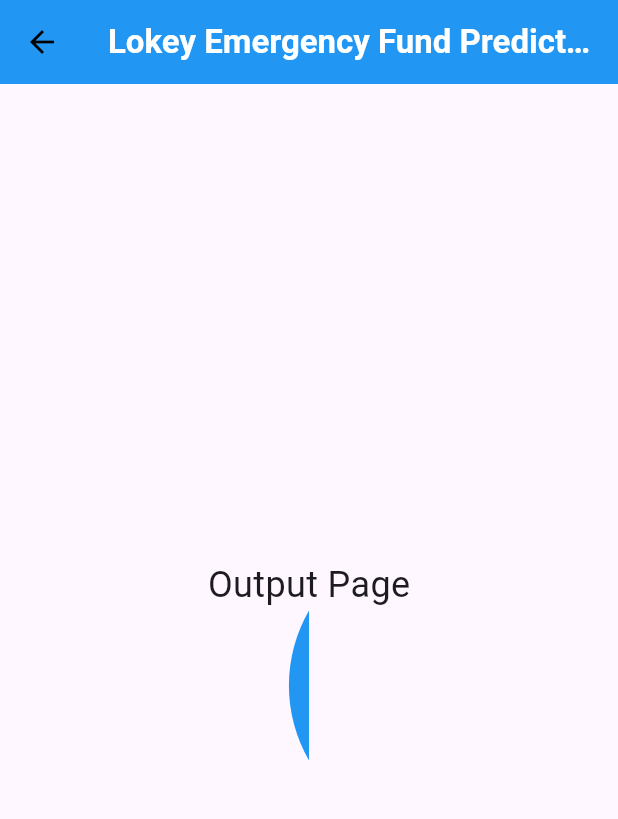
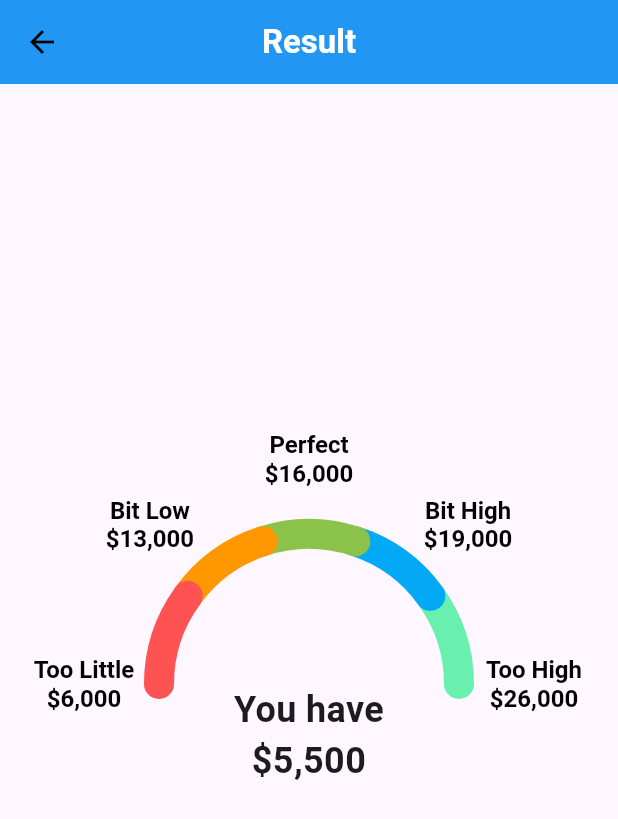
Before and after one commit to MustafaJP/LOKEY, a Flutter app: the screen it shows after launch, after a tap on "Go to output page", on a phone screen of 412 x 824 dp. Shown: the top 819 px of the screen. Run offline on Flutter 3.47's test engine with Material 3 defaults, Android fonts, the phone set to English and light mode, and no system bars.

Commit message:
Added half circle

```diff
--- a/lokey/lib/output_page.dart
+++ b/lokey/lib/output_page.dart
@@ -10,7 +10,7 @@
       appBar: AppBar(
         iconTheme: const IconThemeData(color: Colors.black),
         title: const Text(
-          'Lokey Emergency Fund Predictor',
+          'Result',
           style: TextStyle(color: Colors.white, fontWeight: FontWeight.bold),
         ),
         centerTitle: true,
@@ -20,16 +20,17 @@
         child: Column(
           mainAxisAlignment: MainAxisAlignment.center,
           children: [
-            const Text(
-              'Output Page',
-              style: TextStyle(fontSize: 24),
-            ),
             Container(
               width: 200,
               height: 100,
               child: CustomPaint(
                 painter: HalfCirclePainter(),
               ),
+            ),
+            const Text(
+              'You have\n\$5,500',
+              style: TextStyle(fontWeight: FontWeight.bold, fontSize: 24),
+              textAlign: TextAlign.center,
             )
           ],
         ),
--- a/lokey/lib/widget/half_wheel.dart
+++ b/lokey/lib/widget/half_wheel.dart
@@ -1,22 +1,90 @@
+import 'dart:math' as math;
 import 'package:flutter/material.dart';
 
 class HalfCirclePainter extends CustomPainter {
   @override
   void paint(Canvas canvas, Size size) {
-    final paint = Paint()
-      ..color = Colors.blue
-      ..style = PaintingStyle.fill;
+    final List<Color> colors = [
+      Colors.greenAccent, // Too Little
+      Colors.lightBlue, // Bit Low
+      Colors.lightGreen, // Perfect
+      Colors.orange, // Bit High
+      Colors.redAccent // Too High
+    ];
+    final List<double> stops = [
+      0.2,
+      0.4,
+      0.6,
+      0.8,
+      1.0
+    ]; // Distribution of colors
 
-    final path = Path()
-      ..moveTo(size.width / 2, 0)
-      ..arcToPoint(
-        Offset(size.width / 2, size.height),
-        radius: Radius.circular(size.width / 2),
-        clockwise: false,
-      )
-      ..close();
+    final double radius = size.width / 2;
+    final double centerX = size.width / 2;
+    final double centerY = size.height;
+    final double arcThickness = 20; // Change thickness here
+    final double startAngle = 0; // Start angle from top
+    final double sweepAngle = -math.pi;
 
-    canvas.drawPath(path, paint);
+    for (int i = 0; i < colors.length; i++) {
+      final paint = Paint()
+        ..color = colors[i]
+        ..style = PaintingStyle.stroke
+        ..strokeCap = StrokeCap.round
+        ..strokeWidth = arcThickness;
+
+      double segmentAngleStart = sweepAngle * stops[i];
+      double segmentAngleEnd = i == 0 ? 0 : sweepAngle * stops[i - 1];
+
+      // Draw the arc for each segment
+      canvas.drawArc(
+        Rect.fromCircle(center: Offset(centerX, centerY), radius: radius),
+        startAngle + segmentAngleStart,
+        segmentAngleEnd - segmentAngleStart,
+        false,
+        paint,
+      );
+    }
+
+    // Text positions
+    final List<String> texts = [
+      'Too High\n\$26,000',
+      'Bit High\n\$19,000',
+      'Perfect\n\$16,000',
+      'Bit Low\n\$13,000',
+      'Too Little\n\$6,000'
+    ];
+    final double textAngleGap =
+        math.pi / (texts.length - 1); // Angle between each text
+    final double textPadding = 50; // Padding between text and circle
+
+    for (int i = 0; i < texts.length; i++) {
+      final double angle =
+          startAngle - (textAngleGap * i); // Use + instead of -
+      final double x = centerX + (radius + textPadding) * math.cos(angle);
+      final double y = centerY + (radius + textPadding) * math.sin(angle);
+
+      final textStyle = TextStyle(
+        color: Colors.black,
+        fontSize: 16,
+        fontWeight: FontWeight.bold,
+      );
+
+      TextSpan span = TextSpan(
+        style: textStyle,
+        text: texts[i],
+      );
+
+      TextPainter textPainter = TextPainter(
+        text: span,
+        textAlign: TextAlign.center,
+        textDirection: TextDirection.ltr,
+      );
+
+      textPainter.layout();
+      textPainter.paint(canvas,
+          Offset(x - textPainter.width / 2, y - textPainter.height / 2));
+    }
   }
 
   @override
```
